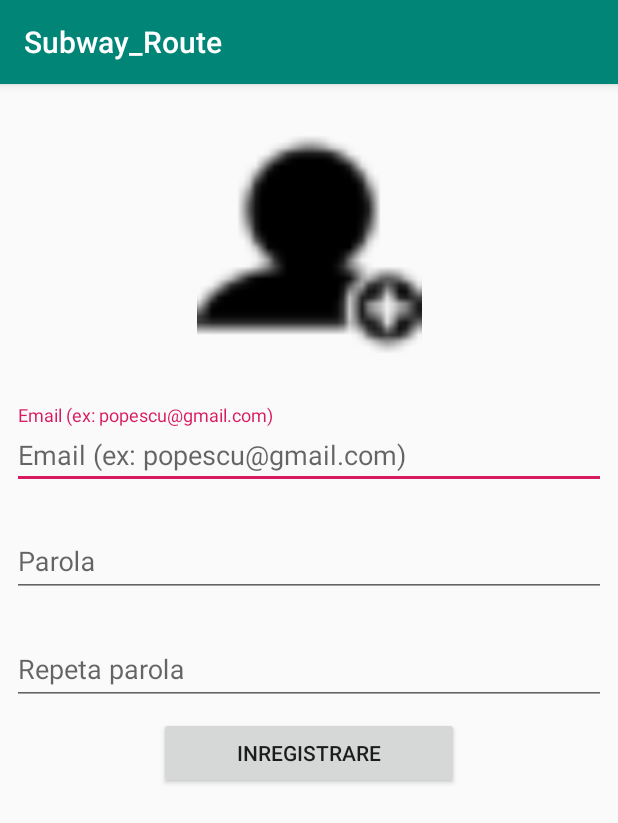
After one commit to alexandradumitru22/Subway_Route, an Android app: the RegisterActivity screen opened directly, with no data from a screen before it, on a phone screen of 412 x 824 dp. The commit adds this screen. Shown: the top 823 px of the screen. Run offline under Robolectric (Android 15) with nearby library versions, the phone set to English and light mode, and no system bars.

Commit message:
Facui register + add - dar n-am legatura + aia cu lista

```diff
--- a/app/build.gradle
+++ b/app/build.gradle
@@ -26,4 +26,5 @@ dependencies {
     testImplementation 'junit:junit:4.12'
     androidTestImplementation 'androidx.test.ext:junit:1.1.0'
     androidTestImplementation 'androidx.test.espresso:espresso-core:3.1.1'
+    implementation 'com.google.android.material:material:1.0.0'
 }
--- /dev/null
+++ b/app/src/main/java/eu/ase/ro/dam/subway_route/RegisterActivity.java
@@ -0,0 +1,38 @@
+package eu.ase.ro.dam.subway_route;
+
+import androidx.appcompat.app.AppCompatActivity;
+
+import android.os.Bundle;
+import android.view.View;
+import android.widget.Button;
+
+import com.google.android.material.textfield.TextInputEditText;
+
+public class RegisterActivity extends AppCompatActivity {
+    TextInputEditText et_email;
+    TextInputEditText et_password;
+    TextInputEditText et_confirm_password;
+    Button button_register;
+
+    @Override
+    protected void onCreate(Bundle savedInstanceState) {
+        super.onCreate(savedInstanceState);
+        setContentView(R.layout.activity_register);
+
+        initView();
+    }
+
+    private void initView(){
+        et_email = findViewById(R.id.register_et_email);
+        et_password = findViewById(R.id.register_et_password);
+        et_confirm_password = findViewById(R.id.register_et_repeat_password);
+        button_register = findViewById(R.id.register_button);
+
+        button_register.setOnClickListener(new View.OnClickListener() {
+            @Override
+            public void onClick(View v) {
+
+            }
+        });
+    }
+}
--- /dev/null
+++ b/app/src/main/res/layout/activity_register.xml
@@ -0,0 +1,107 @@
+<?xml version="1.0" encoding="utf-8"?>
+<ScrollView
+    xmlns:android="http://schemas.android.com/apk/res/android"
+    xmlns:app="http://schemas.android.com/apk/res-auto"
+    xmlns:tools="http://schemas.android.com/tools"
+    android:layout_width="match_parent"
+    android:layout_height="match_parent">
+<androidx.constraintlayout.widget.ConstraintLayout
+    android:layout_width="match_parent"
+    android:layout_height="match_parent"
+    tools:context=".RegisterActivity">
+
+    <ImageView
+        android:id="@+id/iv_register_fragment"
+        android:layout_width="300dp"
+        android:layout_height="150dp"
+        android:layout_marginStart="32dp"
+        android:layout_marginLeft="32dp"
+        android:layout_marginTop="32dp"
+        android:layout_marginEnd="32dp"
+        android:layout_marginRight="32dp"
+        android:src="@drawable/ic_nav_signin"
+        app:layout_constraintEnd_toEndOf="parent"
+        app:layout_constraintStart_toStartOf="parent"
+        app:layout_constraintTop_toTopOf="parent" />
+
+    <com.google.android.material.textfield.TextInputLayout
+        android:id="@+id/register_til_email"
+        android:layout_width="0dp"
+        android:layout_height="wrap_content"
+        android:layout_marginStart="8dp"
+        android:layout_marginLeft="8dp"
+        android:layout_marginTop="32dp"
+        android:layout_marginEnd="8dp"
+        android:layout_marginRight="8dp"
+        android:hint="Email (ex: popescu@gmail.com)"
+        app:layout_constraintEnd_toEndOf="parent"
+        app:layout_constraintStart_toStartOf="parent"
+        app:layout_constraintTop_toBottomOf="@+id/iv_register_fragment">
+
+        <com.google.android.material.textfield.TextInputEditText
+            android:id="@+id/register_et_email"
+            android:layout_width="match_parent"
+            android:layout_height="wrap_content"
+            android:hint="Email (ex: popescu@gmail.com)"
+            android:inputType="textEmailAddress" />
+    </com.google.android.material.textfield.TextInputLayout>
+
+    <com.google.android.material.textfield.TextInputLayout
+        android:id="@+id/register_til_password"
+        android:layout_width="0dp"
+        android:layout_height="wrap_content"
+        android:layout_marginStart="8dp"
+        android:layout_marginLeft="8dp"
+        android:layout_marginTop="16dp"
+        android:layout_marginEnd="8dp"
+        android:layout_marginRight="8dp"
+        app:layout_constraintEnd_toEndOf="parent"
+        app:layout_constraintStart_toStartOf="parent"
+        app:layout_constraintTop_toBottomOf="@+id/register_til_email">
+
+        <com.google.android.material.textfield.TextInputEditText
+            android:id="@+id/register_et_password"
+            android:layout_width="match_parent"
+            android:layout_height="wrap_content"
+            android:hint="Parola"
+            android:inputType="textPassword" />
+    </com.google.android.material.textfield.TextInputLayout>
+
+    <com.google.android.material.textfield.TextInputLayout
+        android:id="@+id/register_til_repeat_password"
+        android:layout_width="0dp"
+        android:layout_height="wrap_content"
+        android:layout_marginStart="8dp"
+        android:layout_marginLeft="8dp"
+        android:layout_marginTop="16dp"
+        android:layout_marginEnd="8dp"
+        android:layout_marginRight="8dp"
+        app:layout_constraintEnd_toEndOf="parent"
+        app:layout_constraintStart_toStartOf="parent"
+        app:layout_constraintTop_toBottomOf="@+id/register_til_password">
+
+        <com.google.android.material.textfield.TextInputEditText
+            android:id="@+id/register_et_repeat_password"
+            android:layout_width="match_parent"
+            android:layout_height="wrap_content"
+            android:hint="Repeta parola"
+            android:inputType="textPassword" />
+    </com.google.android.material.textfield.TextInputLayout>
+
+    <Button
+        android:id="@+id/register_button"
+        android:layout_width="200dp"
+        android:layout_height="wrap_content"
+        android:layout_marginStart="8dp"
+        android:layout_marginLeft="8dp"
+        android:layout_marginTop="8dp"
+        android:layout_marginEnd="8dp"
+        android:layout_marginRight="8dp"
+        android:layout_marginBottom="8dp"
+        android:text="Inregistrare"
+        app:layout_constraintBottom_toBottomOf="parent"
+        app:layout_constraintEnd_toEndOf="parent"
+        app:layout_constraintStart_toStartOf="parent"
+        app:layout_constraintTop_toBottomOf="@+id/register_til_repeat_password" />
+</androidx.constraintlayout.widget.ConstraintLayout>
+</ScrollView>
```
Also changed, not shown: app/src/main/AndroidManifest.xml (+7 -2 lines), app/src/main/java/eu/ase/ro/dam/subway_route/LoginActivity.java (added, +14 -0 lines), app/src/main/java/eu/ase/ro/dam/subway_route/MainActivity.java (+75 -0 lines), app/src/main/java/eu/ase/ro/dam/subway_route/RoutesActivity.java (added, +37 -0 lines), app/src/main/java/eu/ase/ro/dam/subway_route/SearchRouteActivity.java (added, +81 -0 lines), app/src/main/java/eu/ase/ro/dam/subway_route/util_class/Route.java (added, +79 -0 lines), app/src/main/res/layout/activity_login.xml (added, +9 -0 lines), app/src/main/res/layout/activity_main.xml (+15 -5 lines), app/src/main/res/layout/activity_routes.xml (added, +20 -0 lines), app/src/main/res/layout/activity_search_route.xml (added, +154 -0 lines), app/src/main/res/menu/main_menu.xml (added, +26 -0 lines).
